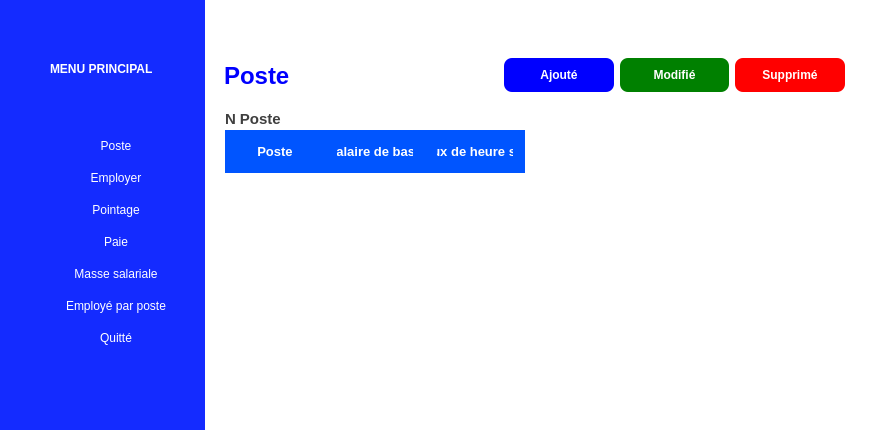
The window that ui/mainwindow.ui (eliphanio/Gestion-d-employer-et-de-paie) describes before a commit, drawn with Qt 5.
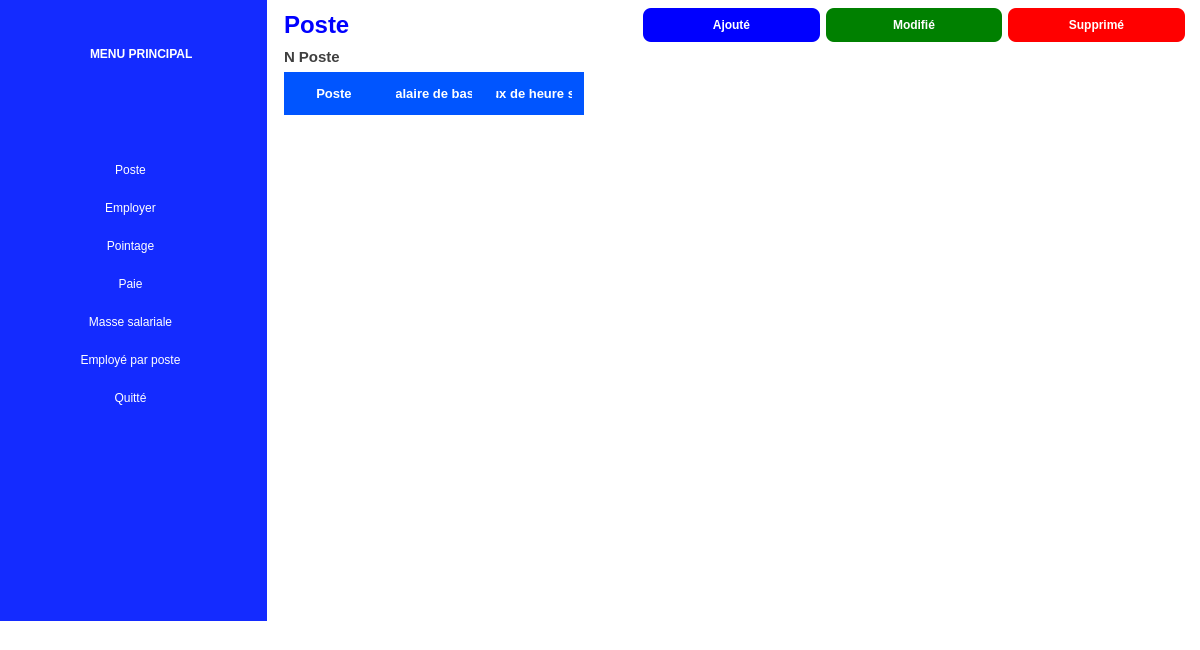
The same window after the commit. The open tabs and pages were chosen to show the change. Icons and pictures are not drawn.

Diff of the .ui file:
```diff
--- a/ui/mainwindow.ui
+++ b/ui/mainwindow.ui
@@ -6,16 +6,28 @@
    <rect>
     <x>0</x>
     <y>0</y>
-    <width>869</width>
-    <height>430</height>
+    <width>1200</width>
+    <height>650</height>
    </rect>
   </property>
   <property name="sizePolicy">
-   <sizepolicy hsizetype="Preferred" vsizetype="Preferred">
+   <sizepolicy hsizetype="Expanding" vsizetype="Expanding">
     <horstretch>6</horstretch>
     <verstretch>6</verstretch>
    </sizepolicy>
   </property>
+  <property name="minimumSize">
+   <size>
+    <width>1200</width>
+    <height>650</height>
+   </size>
+  </property>
+  <property name="maximumSize">
+   <size>
+    <width>1200</width>
+    <height>650</height>
+   </size>
+  </property>
   <property name="font">
    <font>
     <strikeout>false</strikeout>
@@ -42,6 +54,12 @@
 color: rgb(63, 63, 63);</string>
   </property>
   <widget class="QWidget" name="centralwidget">
+   <property name="sizePolicy">
+    <sizepolicy hsizetype="Expanding" vsizetype="Expanding">
+     <horstretch>0</horstretch>
+     <verstretch>0</verstretch>
+    </sizepolicy>
+   </property>
    <property name="styleSheet">
     <string notr="true"/>
    </property>
@@ -50,8 +68,8 @@
      <rect>
       <x>0</x>
       <y>0</y>
-      <width>921</width>
-      <height>431</height>
+      <width>1201</width>
+      <height>621</height>
      </rect>
     </property>
     <layout class="QHBoxLayout" name="horizontalLayout_5" stretch="2,7">
@@ -63,6 +81,12 @@
      </property>
      <item>
       <widget class="QWidget" name="sidebar" native="true">
+       <property name="sizePolicy">
+        <sizepolicy hsizetype="Expanding" vsizetype="Expanding">
+         <horstretch>0</horstretch>
+         <verstretch>0</verstretch>
+        </sizepolicy>
+       </property>
        <property name="styleSheet">
         <string notr="true">background: rgb(20, 43, 255)</string>
        </property>
@@ -71,31 +95,42 @@
          <rect>
           <x>10</x>
           <y>10</y>
-          <width>212</width>
-          <height>341</height>
+          <width>241</width>
+          <height>401</height>
          </rect>
         </property>
         <layout class="QVBoxLayout" name="verticalLayout_2">
+         <property name="spacing">
+          <number>12</number>
+         </property>
          <item>
+          <widget class="QWidget" name="widget" native="true">
           <widget class="QLabel" name="label">
+            <property name="geometry">
+             <rect>
+              <x>80</x>
+              <y>20</y>
+              <width>111</width>
+              <height>48</height>
+             </rect>
+            </property>
            <property name="font">
             <font>
-             <weight>75</weight>
              <italic>false</italic>
              <bold>true</bold>
              <underline>false</underline>
             </font>
            </property>
            <property name="styleSheet">
-            <string notr="true">color : white;
-margin: auto;</string>
+             <string notr="true">color: white;</string>
            </property>
            <property name="text">
             <string>MENU PRINCIPAL</string>
            </property>
            <property name="textFormat">
-            <enum>Qt::PlainText</enum>
-           </property>
+             <enum>Qt::TextFormat::PlainText</enum>
+            </property>
+           </widget>
           </widget>
          </item>
          <item>
@@ -218,17 +253,32 @@
      </item>
      <item>
       <widget class="QWidget" name="container" native="true">
+       <property name="sizePolicy">
+        <sizepolicy hsizetype="Expanding" vsizetype="Expanding">
+         <horstretch>0</horstretch>
+         <verstretch>0</verstretch>
+        </sizepolicy>
+       </property>
        <property name="styleSheet">
         <string notr="true"/>
        </property>
+       <widget class="QWidget" name="verticalLayoutWidget_2">
+        <property name="geometry">
+         <rect>
+          <x>0</x>
+          <y>-1</y>
+          <width>931</width>
+          <height>621</height>
+         </rect>
+        </property>
+        <layout class="QVBoxLayout" name="verticalLayout_5">
+         <item>
        <widget class="QStackedWidget" name="stackedWidgetContente">
-        <property name="geometry">
-         <rect>
-          <x>0</x>
-          <y>40</y>
-          <width>661</width>
-          <height>441</height>
-         </rect>
+           <property name="sizePolicy">
+            <sizepolicy hsizetype="Expanding" vsizetype="Expanding">
+             <horstretch>0</horstretch>
+             <verstretch>0</verstretch>
+            </sizepolicy>
         </property>
         <property name="styleSheet">
          <string notr="true"/>
@@ -237,6 +287,12 @@
          <number>2</number>
         </property>
         <widget class="QWidget" name="postePage">
+            <property name="sizePolicy">
+             <sizepolicy hsizetype="Expanding" vsizetype="Expanding">
+              <horstretch>0</horstretch>
+              <verstretch>0</verstretch>
+             </sizepolicy>
+            </property>
          <property name="styleSheet">
           <string notr="true">QTableWidget {
     background-color: #FFFFFF;
@@ -290,13 +346,15 @@
          <widget class="QWidget" name="horizontalLayoutWidget_2">
           <property name="geometry">
            <rect>
-            <x>19</x>
-            <y>10</y>
-            <width>621</width>
-            <height>51</height>
-           </rect>
-          </property>
-          <layout class="QHBoxLayout" name="horizontalLayout" stretch="5,2,2,2">
+               <x>17</x>
+               <y>9</y>
+               <width>901</width>
+               <height>601</height>
+              </rect>
+             </property>
+             <layout class="QVBoxLayout" name="verticalLayout">
+              <item>
+               <layout class="QHBoxLayout" name="horizontalLayout" stretch="4,2,2,2">
            <item>
             <widget class="QLabel" name="label_2">
              <property name="styleSheet">
@@ -346,17 +404,18 @@
             </widget>
            </item>
           </layout>
-         </widget>
-         <widget class="QWidget" name="verticalLayoutWidget_3">
-          <property name="geometry">
-           <rect>
-            <x>20</x>
-            <y>90</y>
-            <width>621</width>
-            <height>311</height>
-           </rect>
-          </property>
-          <layout class="QVBoxLayout" name="verticalLayout_3">
+              </item>
+              <item>
+               <widget class="QLabel" name="labelNombrePoste">
+                <property name="styleSheet">
+                 <string notr="true">font-weight: bold;
+font-size: 15px;</string>
+                </property>
+                <property name="text">
+                 <string>N Poste</string>
+                </property>
+               </widget>
+              </item>
            <item>
             <widget class="QTableWidget" name="tableWidgetPoste">
              <property name="sizePolicy">
@@ -405,23 +464,6 @@
            </item>
           </layout>
          </widget>
-         <widget class="QLabel" name="labelNombrePoste">
-          <property name="geometry">
-           <rect>
-            <x>20</x>
-            <y>70</y>
-            <width>271</width>
-            <height>17</height>
-           </rect>
-          </property>
-          <property name="styleSheet">
-           <string notr="true">font-weight: bold;
-font-size: 15px;</string>
-          </property>
-          <property name="text">
-           <string>N Poste</string>
-          </property>
-         </widget>
         </widget>
         <widget class="QWidget" name="employePage">
          <property name="styleSheet">
@@ -696,16 +738,19 @@
     font-weight: bold;
 }</string>
          </property>
-         <widget class="QWidget" name="horizontalLayoutWidget_4">
+            <widget class="QWidget" name="verticalLayoutWidget_3">
           <property name="geometry">
            <rect>
             <x>20</x>
-            <y>10</y>
-            <width>621</width>
-            <height>41</height>
-           </rect>
-          </property>
-          <layout class="QHBoxLayout" name="horizontalLayout_3" stretch="0">
+               <y>9</y>
+               <width>891</width>
+               <height>601</height>
+              </rect>
+             </property>
+             <layout class="QVBoxLayout" name="verticalLayout_3">
+              <property name="spacing">
+               <number>32</number>
+              </property>
            <item>
             <widget class="QLabel" name="label_3">
              <property name="styleSheet">
@@ -718,18 +763,6 @@
              </property>
             </widget>
            </item>
-          </layout>
-         </widget>
-         <widget class="QWidget" name="verticalLayoutWidget_2">
-          <property name="geometry">
-           <rect>
-            <x>20</x>
-            <y>90</y>
-            <width>621</width>
-            <height>311</height>
-           </rect>
-          </property>
-          <layout class="QVBoxLayout" name="verticalLayout_5">
            <item>
             <widget class="QTableWidget" name="tableWidgetPosteByEmploye">
              <property name="editTriggers">
@@ -774,6 +807,9 @@
           </layout>
          </widget>
         </widget>
+          </widget>
+         </item>
+        </layout>
        </widget>
       </widget>
      </item>
```
Left out of the diff: 132 changed lines with no effect on the pictures. Lines whose indentation alone changed are shown as unchanged.
